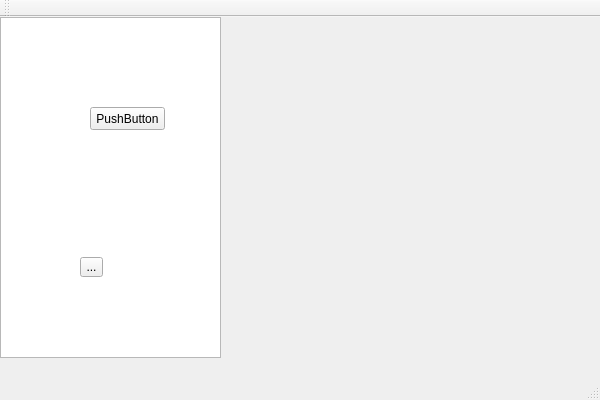
Qt form ConsoleBlocks/ConsoleBlocks.ui (HolmErik/ConsoleBlocks) before a commit.
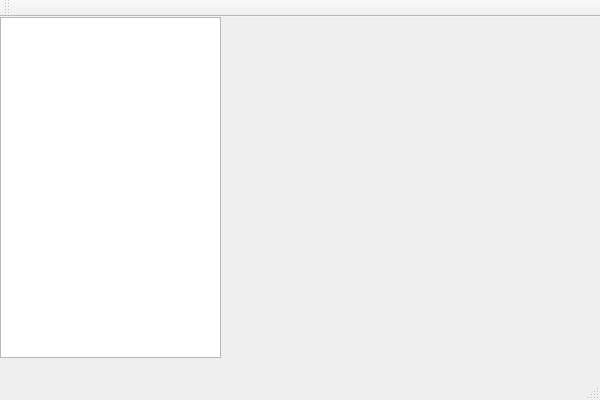
The same form after that commit. Custom widgets are drawn as their Qt base class.

```diff
--- a/ConsoleBlocks/ConsoleBlocks.ui
+++ b/ConsoleBlocks/ConsoleBlocks.ui
@@ -24,41 +24,20 @@
      </rect>
     </property>
    </widget>
-   <widget class="QPushButton" name="pushButton">
+   <widget class="QWidget" name="verticalLayoutWidget">
     <property name="geometry">
      <rect>
-      <x>90</x>
-      <y>90</y>
-      <width>75</width>
-      <height>23</height>
+      <x>-1</x>
+      <y>-1</y>
+      <width>221</width>
+      <height>341</height>
      </rect>
     </property>
-    <property name="text">
-     <string>PushButton</string>
-    </property>
-   </widget>
-   <widget class="QToolButton" name="toolButton">
-    <property name="geometry">
-     <rect>
-      <x>80</x>
-      <y>240</y>
-      <width>23</width>
-      <height>20</height>
-     </rect>
-    </property>
-    <property name="text">
-     <string>...</string>
-    </property>
-   </widget>
-   <widget class="BaseWidget" name="widget" native="true">
-    <property name="geometry">
-     <rect>
-      <x>300</x>
-      <y>150</y>
-      <width>120</width>
-      <height>80</height>
-     </rect>
-    </property>
+    <layout class="QVBoxLayout" name="verticalLayout">
+     <item>
+      <widget class="CBBaseBlock" name="widget" native="true"/>
+     </item>
+    </layout>
    </widget>
   </widget>
   <widget class="QMenuBar" name="menuBar">
@@ -84,9 +63,9 @@
  <layoutdefault spacing="6" margin="11"/>
  <customwidgets>
   <customwidget>
-   <class>BaseWidget</class>
+   <class>CBBaseBlock</class>
    <extends>QWidget</extends>
-   <header>BaseWidget.h</header>
+   <header>CBBaseBlock.h</header>
    <container>1</container>
   </customwidget>
  </customwidgets>
```
